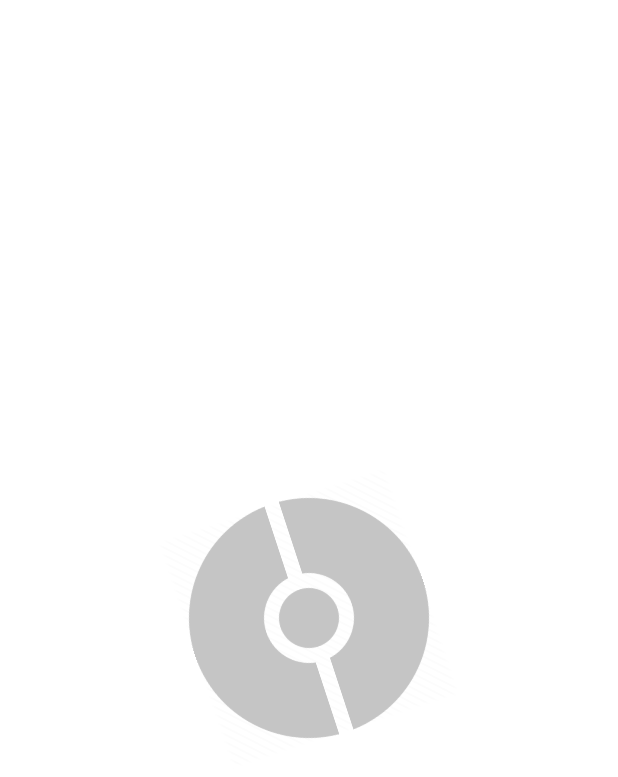
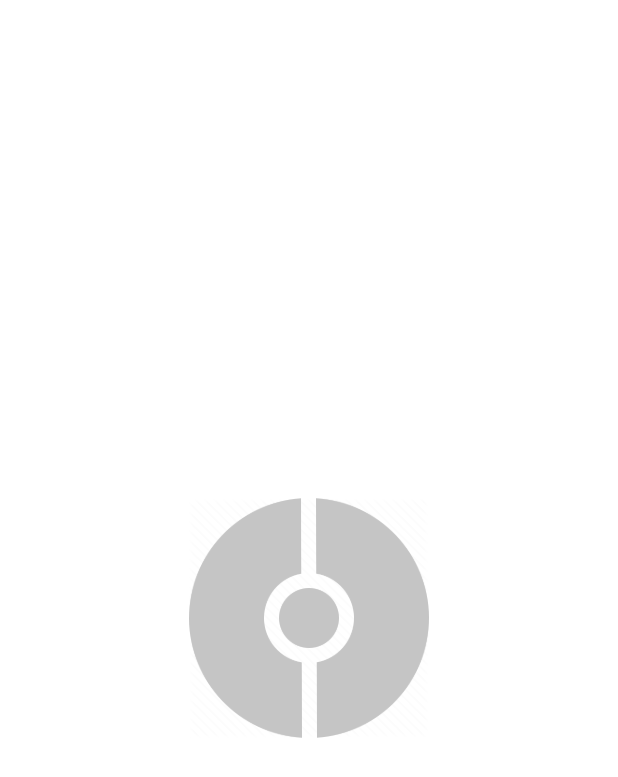
Before and after one commit to feliperfdev/pokedex-flutter-mobx, a Flutter app: the first screen one second after launch, on a phone screen of 412 x 824 dp. Shown: the top 777 px of the screen. Run offline on Flutter 3.47's test engine with Material 2 defaults, Android fonts, the phone set to English and light mode, and no system bars; our stand-ins replace cached_network_image, dio, flutter_mobx, google_fonts, mobx; generated files the repository leaves out were written again; network calls fail.

```diff
--- a/lib/splash/fetchAll.dart
+++ b/lib/splash/fetchAll.dart
@@ -16,24 +16,13 @@ KalosApiStore kalosApiStore = KalosApiStore();
 
 fetchAllPokemonAPIs() {
   print('Tentando dar fetch nas APIs do app...');
-  Future.delayed(Duration(milliseconds: 100));
   megaApiStore.fetchPokeMegaAPI();
-  ///////////////////////////////////////////////////
   pokeApiStore.fetchPokeAPIKanto();
-  Future.delayed(Duration(milliseconds: 100));
-  ///////////////////////////////////////////////////
   johtoApiStore.fetchPokeAPIJohto();
-  Future.delayed(Duration(milliseconds: 100));
-  ///////////////////////////////////////////////////
   hoennApiStore.fetchPokeAPIHoenn();
-  Future.delayed(Duration(milliseconds: 100));
-  ///////////////////////////////////////////////////
   sinnohApiStore.fetchPokeAPISinnoh();
-  Future.delayed(Duration(milliseconds: 100));
-  ///////////////////////////////////////////////////
   unovaApiStore.fetchPokeAPIUnova();
-  Future.delayed(Duration(milliseconds: 100));
-  ///////////////////////////////////////////////////
   kalosApiStore.fetchPokeAPIKalos();
+  Future.delayed(Duration(milliseconds: 500));
   print('Ótimo!! Conseguimos dar o fetch nas APIs!');
 }
--- a/lib/splash/splash_screen.dart
+++ b/lib/splash/splash_screen.dart
@@ -24,7 +24,7 @@ class _SplashState extends State<Splash> with SingleTickerProviderStateMixin {
     animation = CurvedAnimation(
       parent: controller,
       curve: Curves.easeInOutCubic,
-    ).drive(Tween(begin: 0, end: 2));
+    ).drive(Tween(begin: 0, end: 2.5));
 
     controller..forward();
     Future.delayed(Duration(seconds: 3), () {
```
